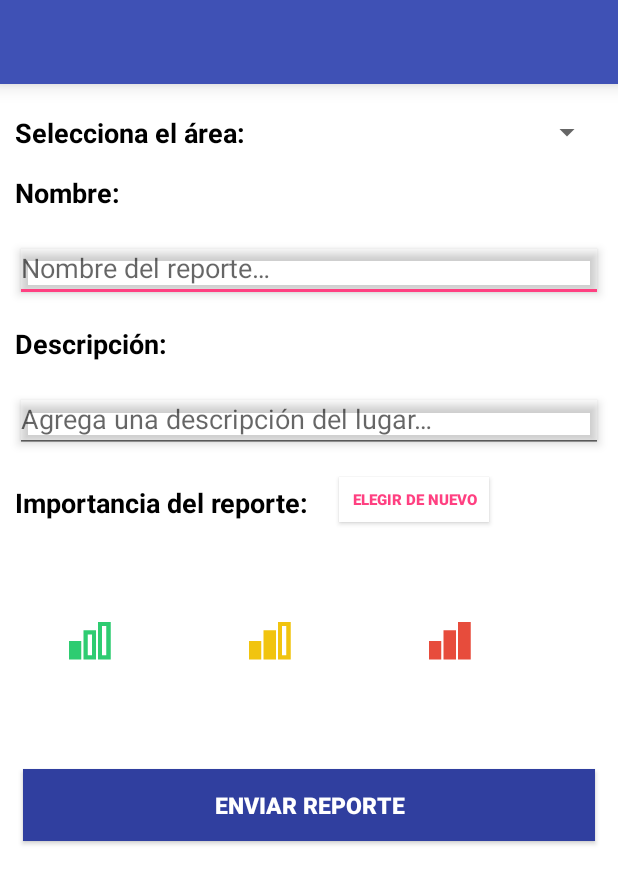
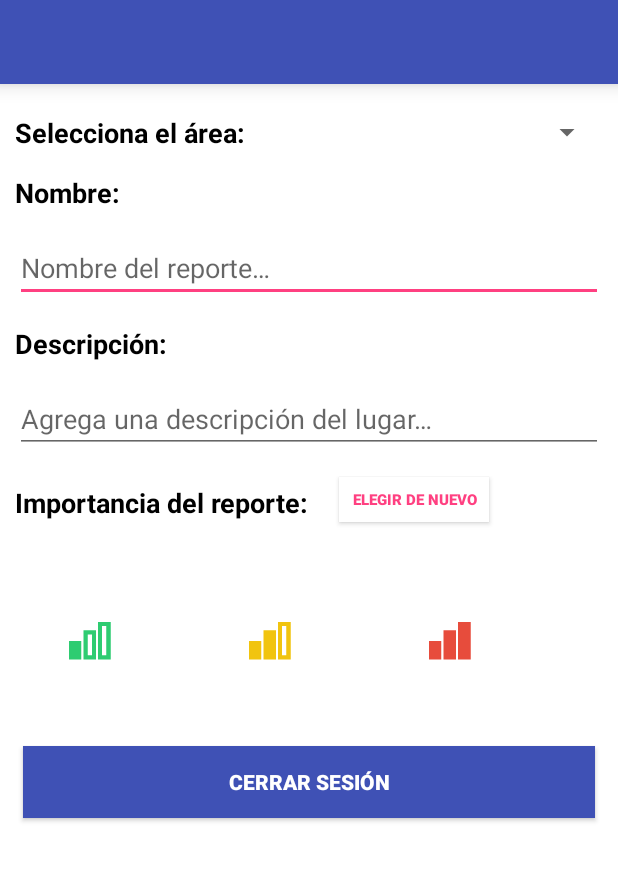
Before and after one commit to hgededwin/Appvisame, an Android app: the layout activity_registro.xml on its own in the app's theme, with its tools: preview values and no code run, on a phone screen of 412 x 824 dp. Shown: the top 884 px of the screen. Run offline under Robolectric (Android 15) with nearby library versions, the light colour scheme and no system bars.

Commit message:
pequeños cambios

```diff
--- a/app/src/main/res/layout/activity_registro.xml
+++ b/app/src/main/res/layout/activity_registro.xml
@@ -1,7 +1,8 @@
 <?xml version="1.0" encoding="utf-8"?>
 <LinearLayout xmlns:android="http://schemas.android.com/apk/res/android"
     android:orientation="vertical" android:layout_width="match_parent"
-    android:background="@color/white_color"
+    android:background="@android:color/white"
+    android:fitsSystemWindows="true"
     android:layout_height="match_parent">
 
     <include
@@ -9,15 +10,7 @@
         android:layout_width="match_parent"
         android:layout_height="wrap_content" />
 
-    <ScrollView
-        android:layout_width="match_parent"
-        android:layout_height="wrap_content">
 
-        <LinearLayout
-            android:orientation="vertical"
-            android:layout_width="match_parent"
-            android:background="@color/white_color"
-            android:layout_height="wrap_content">
 
             <LinearLayout
                 android:layout_width="match_parent"
@@ -64,7 +57,6 @@
                 android:ems="10"
                 android:layout_marginTop="15dp"
                 android:id="@+id/edtxt_titulo"
-                android:elevation="4dp"
                 android:layout_marginLeft="10dp"
                 android:layout_marginRight="10dp"/>
 
@@ -86,7 +78,6 @@
                 android:layout_marginLeft="10dp"
                 android:layout_marginRight="10dp"
                 android:inputType="textPersonName"
-                android:elevation="4dp"
                 android:hint="@string/txt_agrega_description"
                 android:maxLength="50"
                 android:ems="10"
@@ -138,7 +129,7 @@
                     android:src="@drawable/ic_normal_status"
                     android:layout_marginLeft="10dp"
                     android:layout_marginRight="10dp"
-                    android:layout_marginTop="10dp"
+                    android:layout_marginTop="5dp"
                     android:layout_marginBottom="10dp"
                     android:background="@color/white_color"
                     android:id="@+id/image_status_normal"
@@ -150,7 +141,7 @@
                     android:src="@drawable/ic_medium_status"
                     android:layout_marginRight="10dp"
                     android:layout_marginTop="10dp"
-                    android:layout_marginBottom="10dp"
+                    android:layout_marginBottom="5dp"
                     android:layout_marginLeft="10dp"
                     android:background="@color/white_color"
                     android:id="@+id/image_status_importante"
@@ -162,26 +153,32 @@
                     android:background="@color/white_color"
                     android:src="@drawable/ic_max_status"
                     android:layout_marginTop="10dp"
-                    android:layout_marginBottom="10dp"
+                    android:layout_marginBottom="5dp"
                     android:layout_marginLeft="10dp"
                     android:layout_marginRight="15dp"
                     android:id="@+id/image_status_urgente"
                     android:layout_gravity="center_horizontal" />
             </LinearLayout>
-            </LinearLayout>
-        </ScrollView>
-    <Button
+
+    <RelativeLayout
         android:layout_width="match_parent"
-        android:layout_height="wrap_content"
-        android:elevation="10dp"
-        android:text="@string/txt_btn_reportar"
-        android:layout_marginTop="15dp"
-        android:background="@color/primary_dark_color"
-        android:textColor="@color/white_color"
-        android:textStyle="bold"
-        android:textSize="15sp"
-        android:layout_marginLeft="15dp"
-        android:layout_marginRight="15dp"
-        android:layout_gravity="center_horizontal"
-        android:id="@+id/btnSendReport" />
+        android:layout_height="wrap_content">
+
+        <Button
+            android:layout_width="match_parent"
+            android:layout_height="wrap_content"
+            android:text="Cerrar Sesión"
+            android:textStyle="bold"
+            android:textColor="@color/white_color"
+            android:background="@color/primary_color"
+            android:id="@+id/btnSendReporte"
+            android:layout_marginLeft="15dp"
+            android:layout_marginRight="15dp"
+            android:layout_marginBottom="10dp"
+            android:layout_centerVertical="true"
+            android:layout_centerHorizontal="true" />
+
+        </RelativeLayout>
+
+
 </LinearLayout>
```
